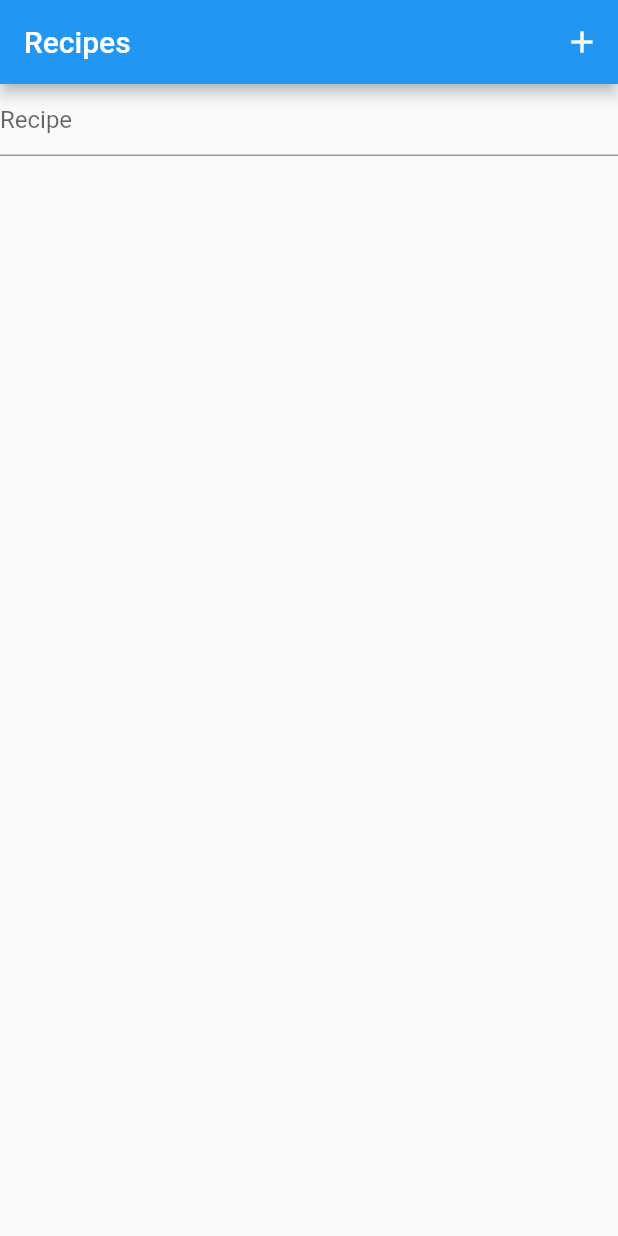
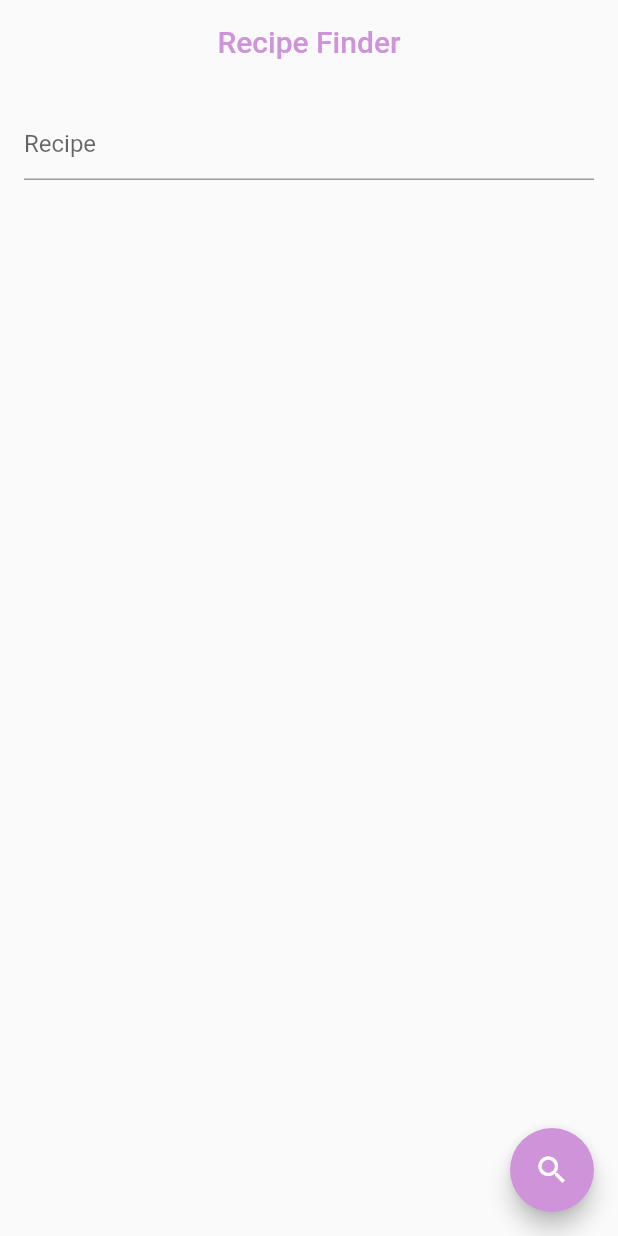
Before and after one commit to derkyeng/recipe-finder-app, a Flutter app: the screen it shows after launch, on a phone screen of 412 x 824 dp. Run offline on Flutter 3.47's test engine with Material 2 defaults, Android fonts, the phone set to English and light mode, and no system bars; our stand-ins replace flutter_dotenv.

Commit message:
ui overhaul

```diff
--- a/lib/main.dart
+++ b/lib/main.dart
@@ -12,6 +12,7 @@ class RecipeApp extends StatelessWidget {
   @override
   Widget build(BuildContext context) {
     return MaterialApp(
+      debugShowCheckedModeBanner: false,
       title: 'Recipe App',
       home: RecipePage(),
     );
--- a/lib/screens/recipe_page.dart
+++ b/lib/screens/recipe_page.dart
@@ -19,11 +19,29 @@ class _RecipePageState extends State<RecipePage> {
   Widget build(BuildContext context) {
     return Scaffold(
       appBar: AppBar(
-        title: Text('Recipes'),
-        actions: <Widget>[
-          IconButton(
-            icon: Icon(Icons.add),
-            onPressed: () async {
+        centerTitle: true,
+        title: Text(
+          'Recipe Finder',
+          style: TextStyle(
+            color: Colors.purple[200],
+          ),
+        ),
+        backgroundColor: Colors.transparent,
+        elevation: 0.0,
+      ),
+      body: Column(
+        children: <Widget>[
+          Container(
+            padding: EdgeInsets.all(16.0),
+            decoration: BoxDecoration(
+              borderRadius: BorderRadius.circular(10.0),
+            ),
+            child: TextField(
+              controller: _searchController,
+              decoration: InputDecoration(
+                hintText: 'Recipe',
+              ),
+              onSubmitted: (text) async {
                 search = _searchController.text;
                 recipeMaker = await httpService.getRecipes(search);
                 setState(() {
@@ -35,15 +53,6 @@ class _RecipePageState extends State<RecipePage> {
                   }
                 });
               },
-          ),
-        ],
-      ),
-      body: Column(
-        children: <Widget>[
-          TextField(
-            controller: _searchController,
-            decoration: InputDecoration(
-              hintText: 'Recipe',
             ),
           ),
           Expanded(
@@ -112,6 +121,24 @@ class _RecipePageState extends State<RecipePage> {
           ),
         ],
       ),
+      floatingActionButton: FloatingActionButton(
+        backgroundColor: Colors.purple[200],
+        child: Icon(
+          Icons.search,
+          color: Colors.white,
+        ),
+        onPressed: () async {
+          search = _searchController.text;
+          recipeMaker = await httpService.getRecipes(search);
+          setState(() {
+            controller.animateTo(0,
+                duration: Duration(microseconds: 500), curve: Curves.easeInOut);
+            if (recipeMaker.isEmpty) {
+              print('No Recipes');
+            }
+          });
+        },
+      ),
     );
   }
 
```
Lines whose indentation alone changed are shown as unchanged.
